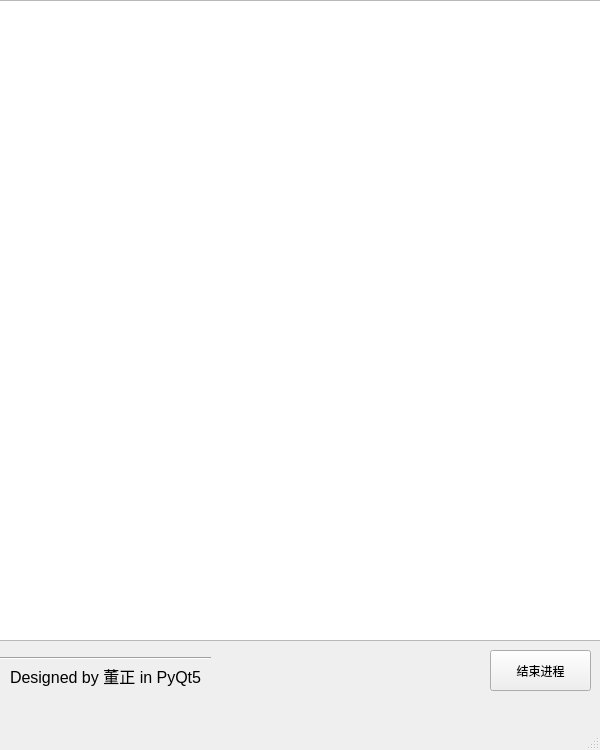
Above: process_monitor/process_monitor_GUI.ui from XDZhelheim/cs302-process-memory-tracker before the change. Below: the same form after it.
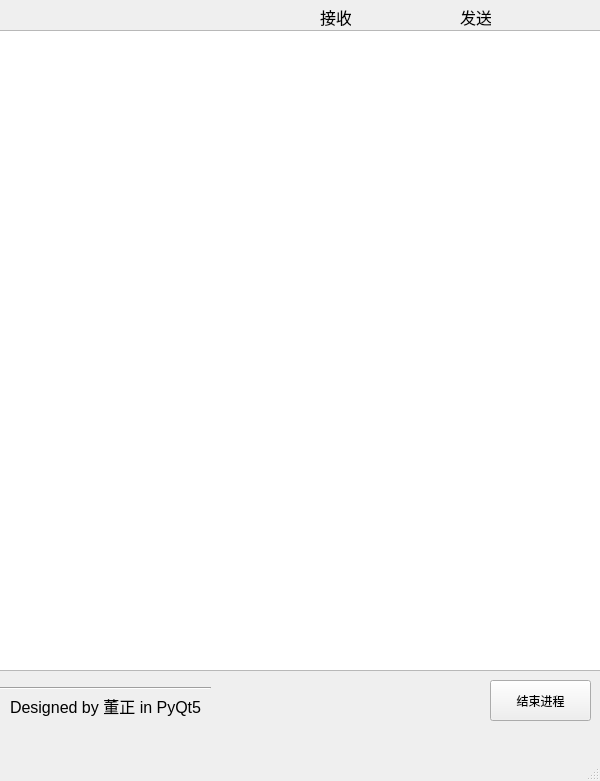
That is the form after the change.

Commit message: network monitoring

The edit to the form file:
```diff
--- a/process_monitor/process_monitor_GUI.ui
+++ b/process_monitor/process_monitor_GUI.ui
@@ -7,7 +7,7 @@
     <x>0</x>
     <y>0</y>
     <width>600</width>
-    <height>750</height>
+    <height>781</height>
    </rect>
   </property>
   <property name="sizePolicy">
@@ -19,13 +19,13 @@
   <property name="minimumSize">
    <size>
     <width>600</width>
-    <height>750</height>
+    <height>781</height>
    </size>
   </property>
   <property name="maximumSize">
    <size>
     <width>600</width>
-    <height>750</height>
+    <height>781</height>
    </size>
   </property>
   <property name="windowTitle">
@@ -36,7 +36,7 @@
     <property name="geometry">
      <rect>
       <x>-10</x>
-      <y>0</y>
+      <y>30</y>
       <width>621</width>
       <height>641</height>
      </rect>
@@ -73,7 +73,7 @@
     <property name="geometry">
      <rect>
       <x>490</x>
-      <y>650</y>
+      <y>680</y>
       <width>101</width>
       <height>41</height>
      </rect>
@@ -86,7 +86,7 @@
     <property name="geometry">
      <rect>
       <x>10</x>
-      <y>660</y>
+      <y>690</y>
       <width>201</width>
       <height>31</height>
      </rect>
@@ -104,7 +104,7 @@
     <property name="geometry">
      <rect>
       <x>0</x>
-      <y>650</y>
+      <y>680</y>
       <width>211</width>
       <height>16</height>
      </rect>
@@ -113,6 +113,96 @@
      <enum>Qt::Horizontal</enum>
     </property>
    </widget>
+   <widget class="QLabel" name="recv_label">
+    <property name="geometry">
+     <rect>
+      <x>320</x>
+      <y>5</y>
+      <width>31</width>
+      <height>23</height>
+     </rect>
+    </property>
+    <property name="font">
+     <font>
+      <pointsize>12</pointsize>
+     </font>
+    </property>
+    <property name="text">
+     <string>接收</string>
+    </property>
+   </widget>
+   <widget class="QLabel" name="send_label">
+    <property name="geometry">
+     <rect>
+      <x>460</x>
+      <y>5</y>
+      <width>31</width>
+      <height>23</height>
+     </rect>
+    </property>
+    <property name="font">
+     <font>
+      <pointsize>12</pointsize>
+     </font>
+    </property>
+    <property name="text">
+     <string>发送</string>
+    </property>
+   </widget>
+   <widget class="QLabel" name="recv_speed_label">
+    <property name="geometry">
+     <rect>
+      <x>360</x>
+      <y>5</y>
+      <width>101</width>
+      <height>23</height>
+     </rect>
+    </property>
+    <property name="font">
+     <font>
+      <pointsize>12</pointsize>
+     </font>
+    </property>
+    <property name="text">
+     <string/>
+    </property>
+   </widget>
+   <widget class="QLabel" name="send_speed_label">
+    <property name="geometry">
+     <rect>
+      <x>500</x>
+      <y>5</y>
+      <width>101</width>
+      <height>23</height>
+     </rect>
+    </property>
+    <property name="font">
+     <font>
+      <pointsize>12</pointsize>
+     </font>
+    </property>
+    <property name="text">
+     <string/>
+    </property>
+   </widget>
+   <widget class="QLabel" name="time_label">
+    <property name="geometry">
+     <rect>
+      <x>10</x>
+      <y>5</y>
+      <width>241</width>
+      <height>23</height>
+     </rect>
+    </property>
+    <property name="font">
+     <font>
+      <pointsize>12</pointsize>
+     </font>
+    </property>
+    <property name="text">
+     <string/>
+    </property>
+   </widget>
   </widget>
   <widget class="QMenuBar" name="menubar">
    <property name="geometry">
```
The commit also changes 2 other files.
